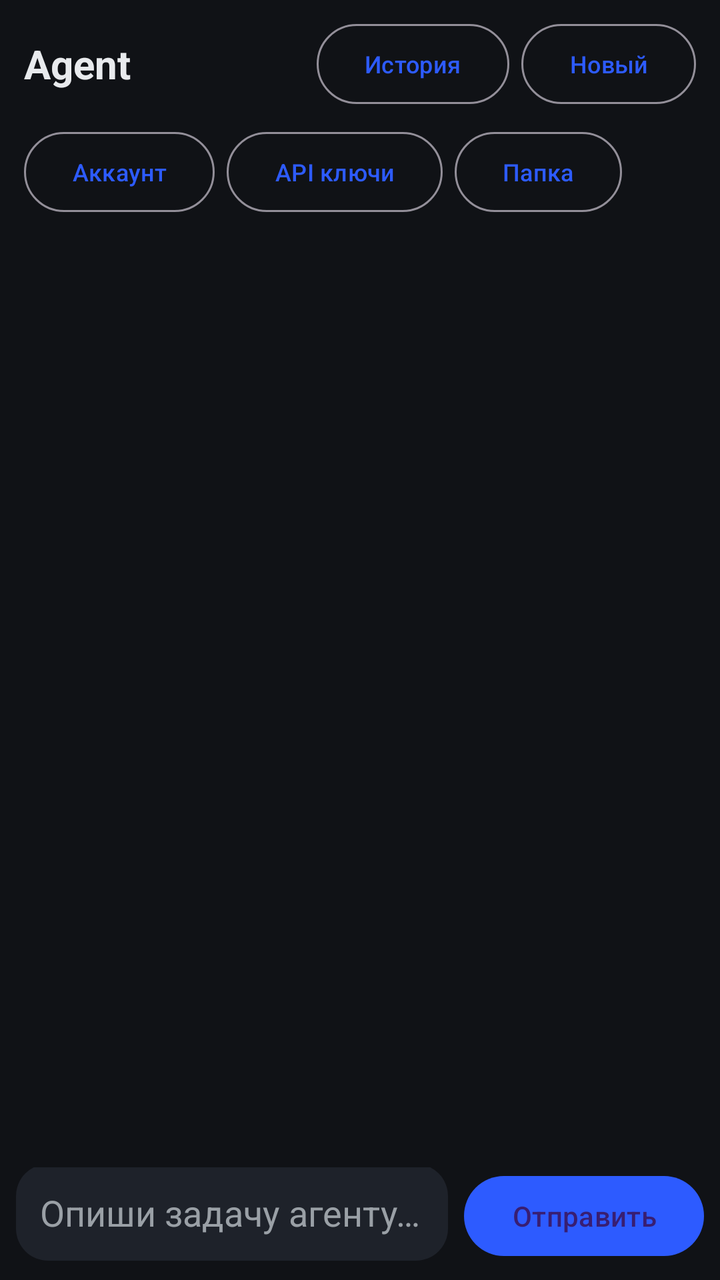
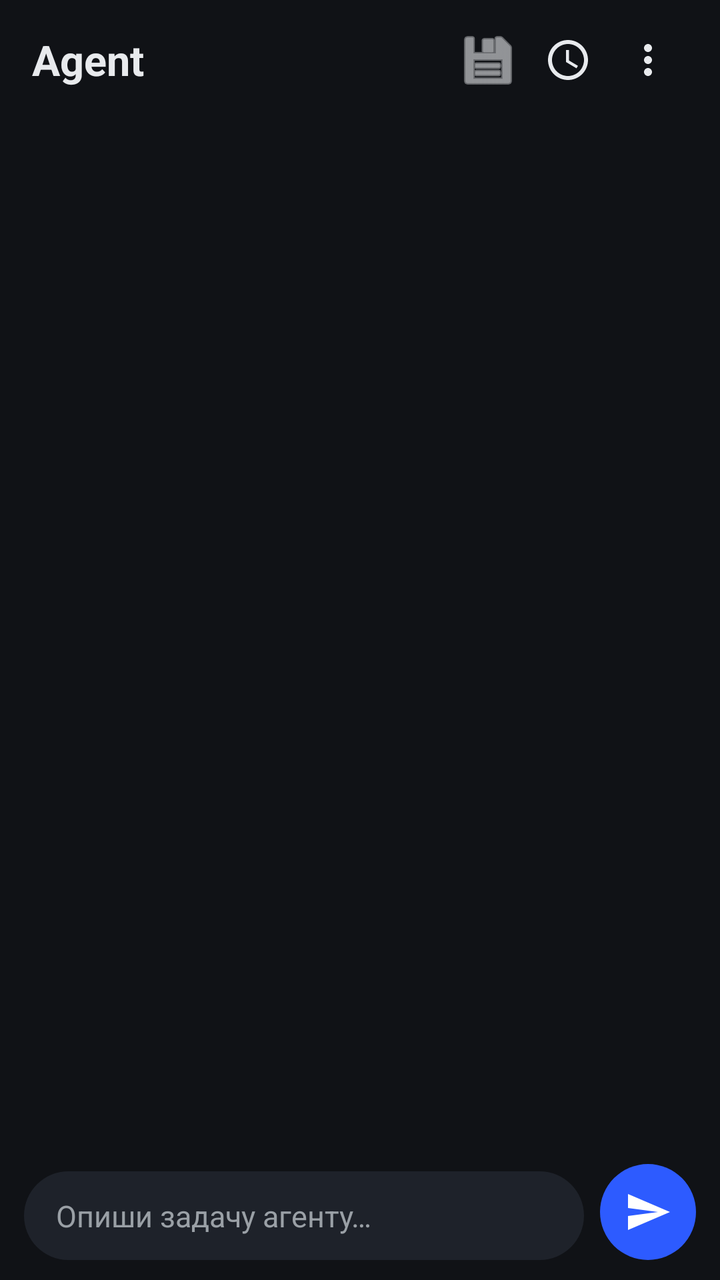

Screens rendered from an Android XML layout before and after an edit, with the pre-edit source and the edit as a unified diff.
<!-- AndroidManifest.xml: application theme Theme.Agent -->
<!-- res/layout/activity_main.xml -->
<?xml version="1.0" encoding="utf-8"?>
<LinearLayout xmlns:android="http://schemas.android.com/apk/res/android"
    android:layout_width="match_parent"
    android:layout_height="match_parent"
    android:orientation="vertical"
    android:background="@color/chat_background">

    <LinearLayout
        android:layout_width="match_parent"
        android:layout_height="wrap_content"
        android:orientation="horizontal"
        android:gravity="center_vertical"
        android:paddingHorizontal="12dp"
        android:paddingTop="8dp">

        <TextView
            android:layout_width="0dp"
            android:layout_height="wrap_content"
            android:layout_weight="1"
            android:text="@string/app_name"
            android:textColor="@color/text_primary"
            android:textSize="20sp"
            android:textStyle="bold" />

        <Button
            android:id="@+id/btnHistory"
            style="?attr/materialButtonOutlinedStyle"
            android:layout_width="wrap_content"
            android:layout_height="wrap_content"
            android:minWidth="0dp"
            android:text="@string/history"
            android:textSize="12sp" />

        <Button
            android:id="@+id/btnNewChat"
            style="?attr/materialButtonOutlinedStyle"
            android:layout_width="wrap_content"
            android:layout_height="wrap_content"
            android:layout_marginStart="6dp"
            android:minWidth="0dp"
            android:text="@string/new_chat"
            android:textSize="12sp" />
    </LinearLayout>

    <LinearLayout
        android:layout_width="match_parent"
        android:layout_height="wrap_content"
        android:orientation="horizontal"
        android:gravity="center_vertical"
        android:paddingHorizontal="12dp"
        android:paddingTop="6dp">

        <Button
            android:id="@+id/btnAccount"
            style="?attr/materialButtonOutlinedStyle"
            android:layout_width="wrap_content"
            android:layout_height="wrap_content"
            android:minWidth="0dp"
            android:text="@string/account"
            android:textSize="12sp" />

        <Button
            android:id="@+id/btnKeys"
            style="?attr/materialButtonOutlinedStyle"
            android:layout_width="wrap_content"
            android:layout_height="wrap_content"
            android:layout_marginStart="6dp"
            android:minWidth="0dp"
            android:text="@string/api_keys"
            android:textSize="12sp" />

        <Button
            android:id="@+id/btnFolder"
            style="?attr/materialButtonOutlinedStyle"
            android:layout_width="wrap_content"
            android:layout_height="wrap_content"
            android:layout_marginStart="6dp"
            android:minWidth="0dp"
            android:text="@string/folder"
            android:textSize="12sp" />
    </LinearLayout>

    <TextView
        android:id="@+id/workspaceLabel"
        android:layout_width="match_parent"
        android:layout_height="wrap_content"
        android:paddingHorizontal="12dp"
        android:paddingTop="2dp"
        android:textColor="@color/text_secondary"
        android:textSize="11sp"
        android:maxLines="2"
        android:ellipsize="middle" />

    <androidx.recyclerview.widget.RecyclerView
        android:id="@+id/chatList"
        android:layout_width="match_parent"
        android:layout_height="0dp"
        android:layout_weight="1"
        android:clipToPadding="false"
        android:padding="12dp" />

    <LinearLayout
        android:layout_width="match_parent"
        android:layout_height="wrap_content"
        android:orientation="horizontal"
        android:gravity="bottom"
        android:padding="8dp">

        <EditText
            android:id="@+id/inputField"
            android:layout_width="0dp"
            android:layout_height="wrap_content"
            android:layout_weight="1"
            android:background="@drawable/bg_input"
            android:hint="@string/input_hint"
            android:maxLines="6"
            android:inputType="textMultiLine|textCapSentences"
            android:padding="12dp"
            android:textColor="@color/text_primary"
            android:textColorHint="@color/text_secondary" />

        <Button
            android:id="@+id/btnSend"
            android:layout_width="wrap_content"
            android:layout_height="wrap_content"
            android:layout_marginStart="8dp"
            android:text="@string/send" />
    </LinearLayout>
</LinearLayout>
<!-- resources referenced by this layout -->
<resources>
  <color name="chat_background">#101216</color>
  <color name="text_primary">#E8EAED</color>
  <color name="text_secondary">#9AA0A6</color>
  <!-- drawable bg_input (drawable) -->
  <?xml version="1.0" encoding="utf-8"?>
  <shape xmlns:android="http://schemas.android.com/apk/res/android">
      <solid android:color="#1E222A" />
      <corners android:radius="16dp" />
  </shape>
  <string name="account">Аккаунт</string>
  <string name="api_keys">API ключи</string>
  <string name="app_name">Agent</string>
  <string name="folder">Папка</string>
  <string name="history">История</string>
  <string name="input_hint">Опиши задачу агенту…</string>
  <string name="new_chat">Новый</string>
  <string name="send">Отправить</string>
  <style name="Theme.Agent" parent="Theme.Material3.Dark.NoActionBar">
          <item name="android:windowBackground">@color/chat_background</item>
          <item name="colorPrimary">@color/bubble_user</item>
      </style>
  <color name="bubble_user">#2D5BFF</color>
</resources>

<!-- the commit's change to res/layout/activity_main.xml (unified diff, before → after) -->
@@ -7,11 +7,10 @@
 
     <LinearLayout
         android:layout_width="match_parent"
-        android:layout_height="wrap_content"
+        android:layout_height="60dp"
         android:orientation="horizontal"
         android:gravity="center_vertical"
-        android:paddingHorizontal="12dp"
-        android:paddingTop="8dp">
+        android:paddingHorizontal="16dp">
 
         <TextView
             android:layout_width="0dp"
@@ -19,77 +18,55 @@
             android:layout_weight="1"
             android:text="@string/app_name"
             android:textColor="@color/text_primary"
-            android:textSize="20sp"
+            android:textSize="21sp"
             android:textStyle="bold" />
 
-        <Button
+        <ImageButton
+            android:id="@+id/btnFolder"
+            android:layout_width="40dp"
+            android:layout_height="40dp"
+            android:background="?attr/selectableItemBackgroundBorderless"
+            android:contentDescription="@string/folder"
+            android:src="@android:drawable/ic_menu_save"
+            android:tint="@color/text_primary" />
+
+        <ImageButton
             android:id="@+id/btnHistory"
-            style="?attr/materialButtonOutlinedStyle"
-            android:layout_width="wrap_content"
-            android:layout_height="wrap_content"
-            android:minWidth="0dp"
-            android:text="@string/history"
-            android:textSize="12sp" />
+            android:layout_width="40dp"
+            android:layout_height="40dp"
+            android:background="?attr/selectableItemBackgroundBorderless"
+            android:contentDescription="@string/history"
+            android:src="@drawable/ic_history" />
 
-        <Button
-            android:id="@+id/btnNewChat"
-            style="?attr/materialButtonOutlinedStyle"
-            android:layout_width="wrap_content"
-            android:layout_height="wrap_content"
-            android:layout_marginStart="6dp"
-            android:minWidth="0dp"
-            android:text="@string/new_chat"
-            android:textSize="12sp" />
-    </LinearLayout>
-
-    <LinearLayout
-        android:layout_width="match_parent"
-        android:layout_height="wrap_content"
-        android:orientation="horizontal"
-        android:gravity="center_vertical"
-        android:paddingHorizontal="12dp"
-        android:paddingTop="6dp">
-
-        <Button
-            android:id="@+id/btnAccount"
-            style="?attr/materialButtonOutlinedStyle"
-            android:layout_width="wrap_content"
-            android:layout_height="wrap_content"
-            android:minWidth="0dp"
-            android:text="@string/account"
-            android:textSize="12sp" />
-
-        <Button
-            android:id="@+id/btnKeys"
-            style="?attr/materialButtonOutlinedStyle"
-            android:layout_width="wrap_content"
-            android:layout_height="wrap_content"
-            android:layout_marginStart="6dp"
-            android:minWidth="0dp"
-            android:text="@string/api_keys"
-            android:textSize="12sp" />
-
-        <Button
-            android:id="@+id/btnFolder"
-            style="?attr/materialButtonOutlinedStyle"
-            android:layout_width="wrap_content"
-            android:layout_height="wrap_content"
-            android:layout_marginStart="6dp"
-            android:minWidth="0dp"
-            android:text="@string/folder"
-            android:textSize="12sp" />
+        <ImageButton
+            android:id="@+id/btnMenu"
+            android:layout_width="40dp"
+            android:layout_height="40dp"
+            android:background="?attr/selectableItemBackgroundBorderless"
+            android:contentDescription="@string/menu"
+            android:src="@drawable/ic_dots" />
     </LinearLayout>
 
     <TextView
         android:id="@+id/workspaceLabel"
         android:layout_width="match_parent"
         android:layout_height="wrap_content"
-        android:paddingHorizontal="12dp"
-        android:paddingTop="2dp"
+        android:paddingHorizontal="16dp"
         android:textColor="@color/text_secondary"
         android:textSize="11sp"
         android:maxLines="2"
         android:ellipsize="middle" />
+
+    <TextView
+        android:id="@+id/chatTitleLabel"
+        android:layout_width="match_parent"
+        android:layout_height="wrap_content"
+        android:paddingHorizontal="16dp"
+        android:paddingBottom="4dp"
+        android:textColor="@color/text_secondary"
+        android:textSize="13sp"
+        android:maxLines="1"
+        android:ellipsize="end" />
 
     <androidx.recyclerview.widget.RecyclerView
         android:id="@+id/chatList"
@@ -104,7 +81,10 @@
         android:layout_height="wrap_content"
         android:orientation="horizontal"
         android:gravity="bottom"
-        android:padding="8dp">
+        android:paddingLeft="12dp"
+        android:paddingRight="12dp"
+        android:paddingTop="6dp"
+        android:paddingBottom="10dp">
 
         <EditText
             android:id="@+id/inputField"
@@ -115,15 +95,20 @@
             android:hint="@string/input_hint"
             android:maxLines="6"
             android:inputType="textMultiLine|textCapSentences"
-            android:padding="12dp"
+            android:paddingHorizontal="16dp"
+            android:paddingVertical="12dp"
             android:textColor="@color/text_primary"
-            android:textColorHint="@color/text_secondary" />
+            android:textColorHint="@color/text_secondary"
+            android:textSize="15sp" />
 
-        <Button
+        <ImageButton
             android:id="@+id/btnSend"
-            android:layout_width="wrap_content"
-            android:layout_height="wrap_content"
+            android:layout_width="48dp"
+            android:layout_height="48dp"
             android:layout_marginStart="8dp"
-            android:text="@string/send" />
+            android:background="@drawable/bg_send"
+            android:contentDescription="@string/send"
+            android:src="@drawable/ic_send"
+            android:padding="12dp" />
     </LinearLayout>
 </LinearLayout>
<!-- resource entries referenced after the edit -->
@@ -7,15 +7,42 @@
   <?xml version="1.0" encoding="utf-8"?>
   <shape xmlns:android="http://schemas.android.com/apk/res/android">
       <solid android:color="#1E222A" />
-      <corners android:radius="16dp" />
+      <corners android:radius="24dp" />
   </shape>
-  <string name="account">Аккаунт</string>
-  <string name="api_keys">API ключи</string>
+  <!-- drawable bg_send (drawable) -->
+  <?xml version="1.0" encoding="utf-8"?>
+  <shape xmlns:android="http://schemas.android.com/apk/res/android" android:shape="oval">
+      <solid android:color="@color/bubble_user" />
+  </shape>
+  <!-- drawable ic_dots (drawable) -->
+  <?xml version="1.0" encoding="utf-8"?>
+  <vector xmlns:android="http://schemas.android.com/apk/res/android"
+      android:width="24dp" android:height="24dp"
+      android:viewportWidth="24" android:viewportHeight="24"
+      android:tint="#E8EAED">
+      <path android:fillColor="#E8EAED" android:pathData="M12,8c1.1,0 2,-0.9 2,-2s-0.9,-2 -2,-2 -2,0.9 -2,2 0.9,2 2,2zM12,10c-1.1,0 -2,0.9 -2,2s0.9,2 2,2 2,-0.9 2,-2 -0.9,-2 -2,-2 -2,0.9 -2,2 0.9,2 2,2zM12,16c-1.1,0 -2,0.9 -2,2s0.9,2 2,2 2,-0.9 2,-2 -0.9,-2 -2,-2z"/>
+  </vector>
+  <!-- drawable ic_history (drawable) -->
+  <?xml version="1.0" encoding="utf-8"?>
+  <vector xmlns:android="http://schemas.android.com/apk/res/android"
+      android:width="24dp" android:height="24dp"
+      android:viewportWidth="24" android:viewportHeight="24"
+      android:tint="#E8EAED">
+      <path android:fillColor="#E8EAED" android:pathData="M11.99,2C6.47,2 2,6.48 2,12s4.47,10 9.99,10C17.52,22 22,17.52 22,12S17.52,2 11.99,2zM12,20c-4.42,0 -8,-3.58 -8,-8s3.58,-8 8,-8 8,3.58 8,8 -3.58,8 -8,8zM12.5,7H11v6l5.25,3.15 0.75,-1.23 -4.5,-2.67z"/>
+  </vector>
+  <!-- drawable ic_send (drawable) -->
+  <?xml version="1.0" encoding="utf-8"?>
+  <vector xmlns:android="http://schemas.android.com/apk/res/android"
+      android:width="24dp" android:height="24dp"
+      android:viewportWidth="24" android:viewportHeight="24"
+      android:tint="#FFFFFF">
+      <path android:fillColor="#FFFFFF" android:pathData="M2.01,21L23,12 2.01,3 2,10l15,2 -15,2z"/>
+  </vector>
   <string name="app_name">Agent</string>
   <string name="folder">Папка</string>
   <string name="history">История</string>
   <string name="input_hint">Опиши задачу агенту…</string>
-  <string name="new_chat">Новый</string>
+  <string name="menu">Меню</string>
   <string name="send">Отправить</string>
   <style name="Theme.Agent" parent="Theme.Material3.Dark.NoActionBar">
           <item name="android:windowBackground">@color/chat_background</item>
